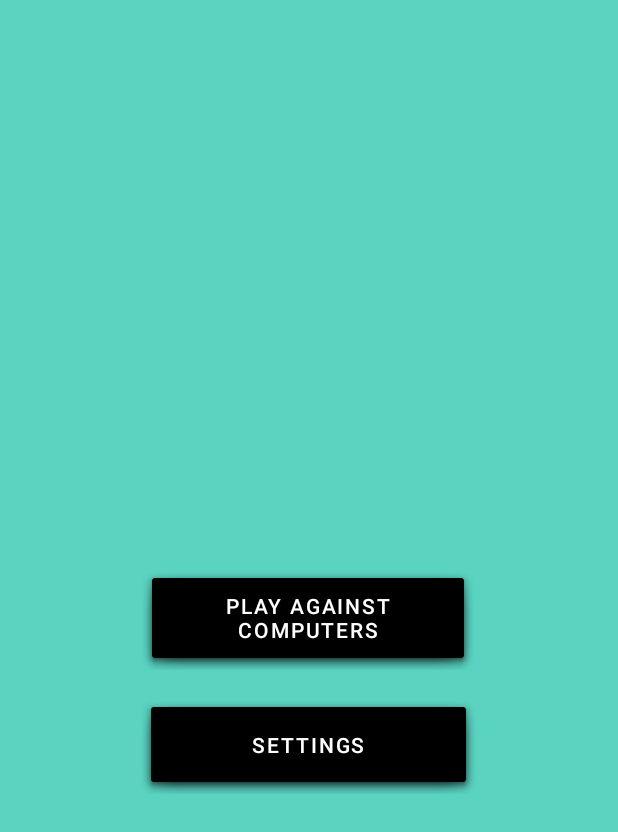
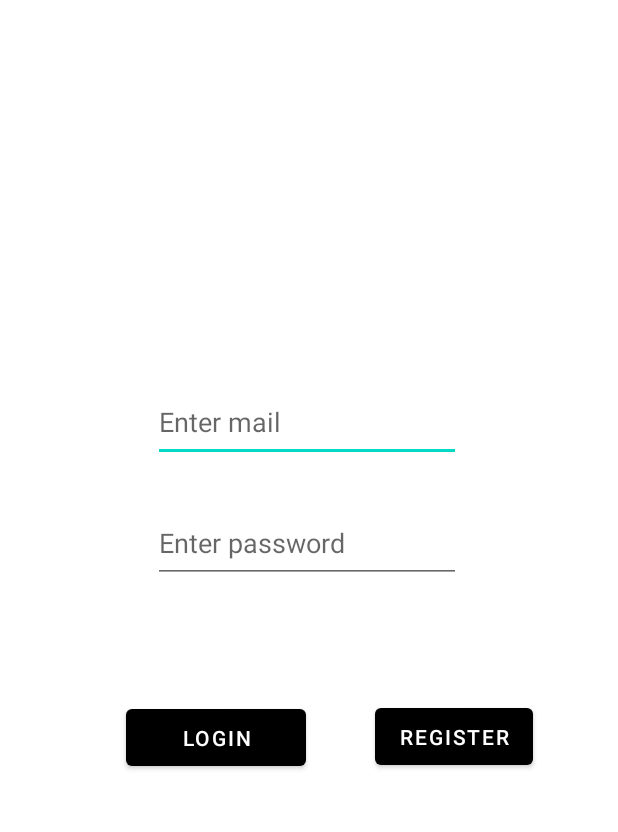
Before and after one commit to cemcoma/OnlineAndroidRPS, an Android app: the screen it shows after launch (startActivity before the commit, loginActivity after it), on a phone screen of 412 x 824 dp. Shown: the top 832 px of the screen. Run offline under Robolectric (Android 15) with nearby library versions, the phone set to English and light mode, and no system bars; our stand-ins replace Firebase (no records; nobody signed in at launch, a user with empty details on screens opened directly).

Commit message:
added profiles

```diff
--- a/app/build.gradle
+++ b/app/build.gradle
@@ -33,6 +33,7 @@ dependencies {
     //firebase libs
     implementation platform('com.google.firebase:firebase-bom:31.5.0')
     implementation 'com.google.firebase:firebase-analytics'
+    implementation 'com.google.firebase:firebase-auth:21.0.3'
 
     implementation 'androidx.appcompat:appcompat:1.6.1'
     implementation 'com.google.android.material:material:1.8.0'
--- /dev/null
+++ b/app/src/main/java/com/cemcoma/rps/loginActivity.java
@@ -0,0 +1,77 @@
+package com.cemcoma.rps;
+
+import androidx.annotation.NonNull;
+import androidx.appcompat.app.AppCompatActivity;
+
+import android.content.Intent;
+import android.os.Bundle;
+import android.view.View;
+import android.widget.Button;
+import android.widget.EditText;
+import android.widget.Toast;
+
+import com.google.android.gms.tasks.OnFailureListener;
+import com.google.android.gms.tasks.OnSuccessListener;
+import com.google.firebase.auth.AuthResult;
+import com.google.firebase.auth.FirebaseAuth;
+import com.google.firebase.auth.FirebaseUser;
+
+public class loginActivity extends AppCompatActivity implements View.OnClickListener {
+    private Button loginButton, registerButton;
+    private EditText usernameEditText, passwordEditText;
+    private FirebaseAuth mAuth;
+    private FirebaseUser mUser;
+
+    @Override
+    protected void onCreate(Bundle savedInstanceState) {
+        super.onCreate(savedInstanceState);
+        setContentView(R.layout.activity_login);
+
+        loginButton = (Button) findViewById(R.id.loginButton);
+        loginButton.setOnClickListener(this);
+        registerButton = (Button) findViewById(R.id.registerButton);
+        registerButton.setOnClickListener(this);
+
+        usernameEditText = (EditText) findViewById(R.id.editTextTextEmailAddress);
+        passwordEditText = (EditText) findViewById(R.id.editTextTextPassword);
+
+        mAuth = FirebaseAuth.getInstance();
+    }
+
+    @Override
+    public void onClick(View view) {
+        if (view.getId() == loginButton.getId()) {
+            login();
+
+        } else if (view.getId() == registerButton.getId()) {
+            Intent intentToRegister= new Intent(loginActivity.this, registerActivity.class);
+            startActivity(intentToRegister);
+            registerButton.setEnabled(false);
+        }
+    }
+
+    private void login() {
+        String email = usernameEditText.getText().toString();
+        String password = passwordEditText.getText().toString();
+
+        if (email.length() > 0 && password.length() > 0) {
+            mAuth.signInWithEmailAndPassword(email, password).addOnSuccessListener(new OnSuccessListener<AuthResult>() {
+                @Override
+                public void onSuccess(AuthResult authResult) {
+                    mUser = mAuth.getCurrentUser();
+                    Intent intentToMenu= new Intent(loginActivity.this, menuActivity.class);
+                    intentToMenu.putExtra("user",mUser);
+                    startActivity(intentToMenu);
+                }
+            }).addOnFailureListener(this, new OnFailureListener() {
+                @Override
+                public void onFailure(@NonNull Exception e) {
+                    Toast.makeText(loginActivity.this, e.getMessage(), Toast.LENGTH_SHORT).show();
+                }
+            });
+
+        } else {
+            Toast.makeText(this, "Fields can not be empty", Toast.LENGTH_SHORT).show();
+        }
+    }
+}
--- a/app/src/main/java/com/cemcoma/rps/startActivity.java
+++ /dev/null
@@ -1,30 +0,0 @@
-package com.cemcoma.rps;
-
-import androidx.appcompat.app.AppCompatActivity;
-
-import android.content.Intent;
-import android.os.Bundle;
-import android.view.View;
-import android.widget.Button;
-
-public class startActivity extends AppCompatActivity implements View.OnClickListener {
-    private Button playButton, settingsButton;
-    @Override
-    protected void onCreate(Bundle savedInstanceState) {
-        super.onCreate(savedInstanceState);
-        setContentView(R.layout.activity_main);
-
-        playButton = (Button) findViewById(R.id.playButton);
-        settingsButton = (Button) findViewById(R.id.settingsButton);
-        playButton.setOnClickListener(this);
-        settingsButton.setOnClickListener(this);
-    }
-
-    @Override
-    public void onClick(View view) {
-        if (view.getId() == playButton.getId()) {
-            Intent intent = new Intent(startActivity.this, rpsActivity.class);
-            startActivity(intent);
-        }
-    }
-}
--- /dev/null
+++ b/app/src/main/res/layout/activity_login.xml
@@ -0,0 +1,62 @@
+<?xml version="1.0" encoding="utf-8"?>
+<androidx.constraintlayout.widget.ConstraintLayout
+    xmlns:android="http://schemas.android.com/apk/res/android"
+    xmlns:tools="http://schemas.android.com/tools"
+    xmlns:app="http://schemas.android.com/apk/res-auto"
+    android:layout_width="match_parent"
+    android:layout_height="match_parent"
+    tools:context=".menuActivity">
+
+  <Button
+      android:id="@+id/loginButton"
+      android:layout_width="120dp"
+      android:layout_height="50dp"
+      android:text="LOGIN"
+      app:layout_constraintBottom_toBottomOf="parent"
+      app:layout_constraintEnd_toEndOf="parent"
+      app:layout_constraintHorizontal_bias="0.287"
+      app:layout_constraintStart_toStartOf="parent"
+      app:layout_constraintTop_toTopOf="parent"
+      app:layout_constraintVertical_bias="0.603" />
+
+  <Button
+      android:id="@+id/registerButton"
+      android:layout_width="wrap_content"
+      android:layout_height="50dp"
+      android:text="REGISTER"
+      app:layout_constraintBottom_toBottomOf="parent"
+      app:layout_constraintEnd_toEndOf="parent"
+      app:layout_constraintHorizontal_bias="0.445"
+      app:layout_constraintStart_toEndOf="@+id/loginButton"
+      app:layout_constraintTop_toTopOf="parent"
+      app:layout_constraintVertical_bias="0.602" />
+
+  <EditText
+      android:id="@+id/editTextTextEmailAddress"
+      android:layout_width="205dp"
+      android:layout_height="53dp"
+      android:ems="10"
+      android:hint="Enter mail"
+      android:inputType="textEmailAddress"
+      app:layout_constraintBottom_toTopOf="@+id/editTextTextPassword"
+      app:layout_constraintEnd_toEndOf="@+id/editTextTextPassword"
+      app:layout_constraintHorizontal_bias="0.0"
+      app:layout_constraintStart_toStartOf="@+id/editTextTextPassword"
+      app:layout_constraintTop_toTopOf="parent"
+      app:layout_constraintVertical_bias="0.902" />
+
+  <EditText
+      android:id="@+id/editTextTextPassword"
+      android:layout_width="205dp"
+      android:layout_height="53dp"
+      android:ems="10"
+      android:hint="Enter password"
+      android:inputType="textPassword"
+      app:layout_constraintBottom_toTopOf="@+id/loginButton"
+      app:layout_constraintEnd_toEndOf="parent"
+      app:layout_constraintHorizontal_bias="0.493"
+      app:layout_constraintStart_toStartOf="parent"
+      app:layout_constraintTop_toTopOf="parent"
+      app:layout_constraintVertical_bias="0.812" />
+
+</androidx.constraintlayout.widget.ConstraintLayout>
--- a/app/src/main/res/layout/activity_main.xml
+++ b/app/src/main/res/layout/activity_menu.xml
@@ -5,7 +5,7 @@
     android:layout_width="match_parent"
     android:layout_height="match_parent"
     android:background="@color/background"
-    tools:context=".startActivity">
+    tools:context=".loginActivity">
 
     <Button
         android:id="@+id/playButton"
```
Also changed, not shown: app/src/main/AndroidManifest.xml (+10 -4 lines), app/src/main/java/com/cemcoma/rps/menuActivity.java (added, +39 -0 lines), app/src/main/java/com/cemcoma/rps/registerActivity.java (added, +67 -0 lines), app/src/main/java/com/cemcoma/rps/rpsActivity.java (+10 -0 lines), app/src/main/res/layout/activity_register.xml (added, +63 -0 lines).
